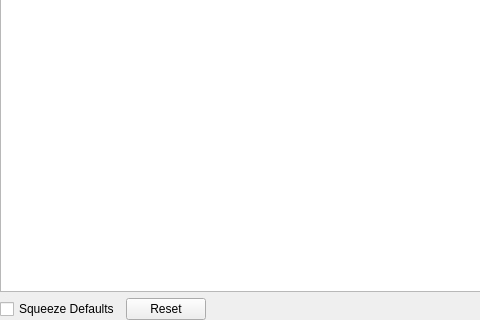
GAMS-dev/studio, file src/gdxviewer/gdxsymbolview.ui: the form before one commit; both pictures show x 0 to 480 and y 326 to 646 of the 573 by 646 pixel window.
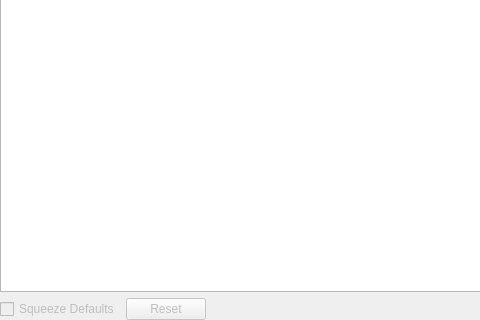
The form after the commit.

Patch:
```diff
--- a/src/gdxviewer/gdxsymbolview.ui
+++ b/src/gdxviewer/gdxsymbolview.ui
@@ -55,6 +55,9 @@
      </property>
      <item>
       <widget class="QCheckBox" name="cbSqueezeDefaults">
+       <property name="enabled">
+        <bool>false</bool>
+       </property>
        <property name="text">
         <string>Squeeze Defaults</string>
        </property>
@@ -62,6 +65,9 @@
      </item>
      <item>
       <widget class="QPushButton" name="pbResetSortFilter">
+       <property name="enabled">
+        <bool>false</bool>
+       </property>
        <property name="text">
         <string>Reset</string>
        </property>
```
